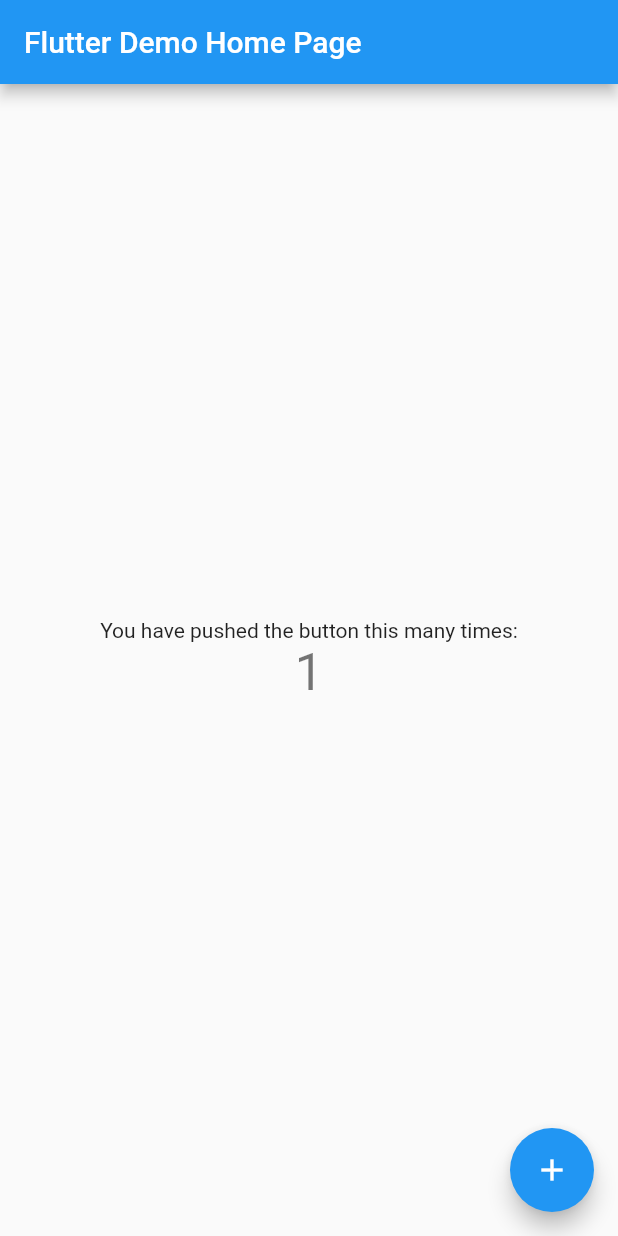
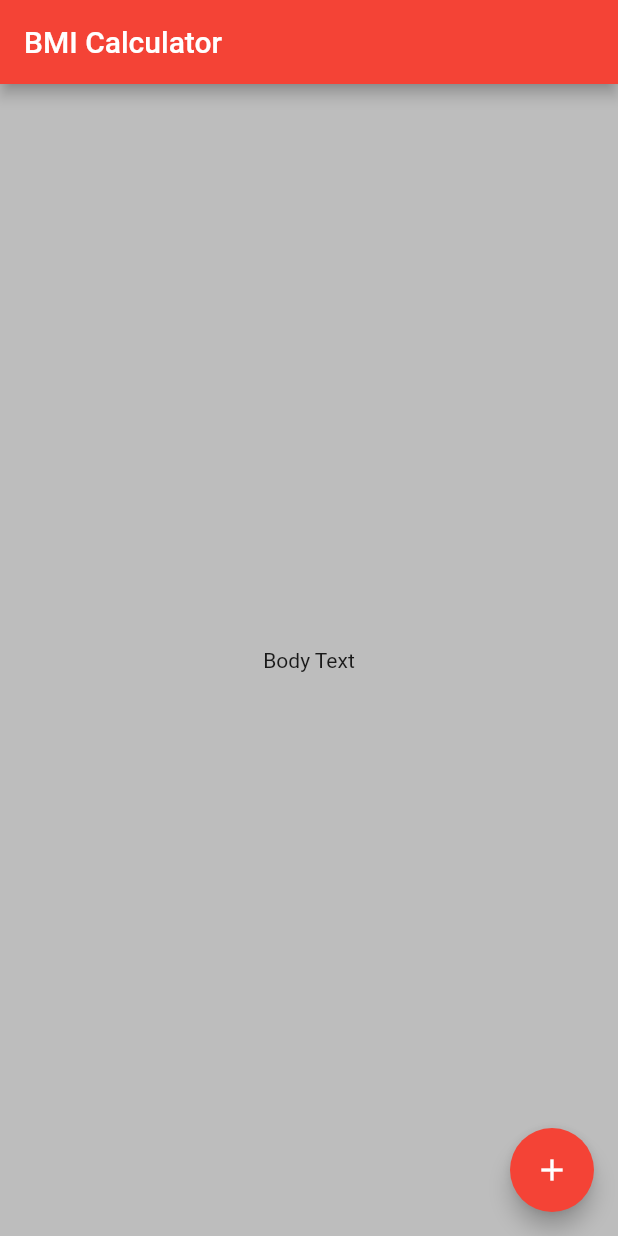
Before and after one commit to KvMonish/BMI_calculator, a Flutter app: the screen it shows after launch, after a tap on the "add" icon, on a phone screen of 412 x 824 dp. Run offline on Flutter 3.47's test engine with Material 2 defaults, Android fonts, the phone set to English and light mode, and no system bars.

Commit message:
Day 1 update

```diff
--- a/lib/main.dart
+++ b/lib/main.dart
@@ -1,115 +1,41 @@
 import 'package:flutter/material.dart';
 
-void main() {
-  runApp(const MyApp());
-}
+void main() => runApp(BMICalculator());
 
-class MyApp extends StatelessWidget {
-  const MyApp({super.key});
+class BMICalculator extends StatelessWidget {
+  const BMICalculator({Key? key}) : super(key: key);
 
-  // This widget is the root of your application.
   @override
   Widget build(BuildContext context) {
     return MaterialApp(
-      title: 'Flutter Demo',
-      theme: ThemeData(
-        // This is the theme of your application.
-        //
-        // Try running your application with "flutter run". You'll see the
-        // application has a blue toolbar. Then, without quitting the app, try
-        // changing the primarySwatch below to Colors.green and then invoke
-        // "hot reload" (press "r" in the console where you ran "flutter run",
-        // or simply save your changes to "hot reload" in a Flutter IDE).
-        // Notice that the counter didn't reset back to zero; the application
-        // is not restarted.
-        primarySwatch: Colors.blue,
-      ),
-      home: const MyHomePage(title: 'Flutter Demo Home Page'),
+      home: InputPage(),
     );
   }
 }
 
-class MyHomePage extends StatefulWidget {
-  const MyHomePage({super.key, required this.title});
-
-  // This widget is the home page of your application. It is stateful, meaning
-  // that it has a State object (defined below) that contains fields that affect
-  // how it looks.
-
-  // This class is the configuration for the state. It holds the values (in this
-  // case the title) provided by the parent (in this case the App widget) and
-  // used by the build method of the State. Fields in a Widget subclass are
-  // always marked "final".
-
-  final String title;
+class InputPage extends StatefulWidget {
 
   @override
-  State<MyHomePage> createState() => _MyHomePageState();
+  State<InputPage> createState() => _InputPageState();
 }
 
-class _MyHomePageState extends State<MyHomePage> {
-  int _counter = 0;
-
-  void _incrementCounter() {
-    setState(() {
-      // This call to setState tells the Flutter framework that something has
-      // changed in this State, which causes it to rerun the build method below
-      // so that the display can reflect the updated values. If we changed
-      // _counter without calling setState(), then the build method would not be
-      // called again, and so nothing would appear to happen.
-      _counter++;
-    });
-  }
-
+class _InputPageState extends State<InputPage> {
   @override
   Widget build(BuildContext context) {
-    // This method is rerun every time setState is called, for instance as done
-    // by the _incrementCounter method above.
-    //
-    // The Flutter framework has been optimized to make rerunning build methods
-    // fast, so that you can just rebuild anything that needs updating rather
-    // than having to individually change instances of widgets.
     return Scaffold(
       appBar: AppBar(
-        // Here we take the value from the MyHomePage object that was created by
-        // the App.build method, and use it to set our appbar title.
-        title: Text(widget.title),
+        title: Text('BMI Calculator'),
+        backgroundColor: Colors.red,
       ),
       body: Center(
-        // Center is a layout widget. It takes a single child and positions it
-        // in the middle of the parent.
-        child: Column(
-          // Column is also a layout widget. It takes a list of children and
-          // arranges them vertically. By default, it sizes itself to fit its
-          // children horizontally, and tries to be as tall as its parent.
-          //
-          // Invoke "debug painting" (press "p" in the console, choose the
-          // "Toggle Debug Paint" action from the Flutter Inspector in Android
-          // Studio, or the "Toggle Debug Paint" command in Visual Studio Code)
-          // to see the wireframe for each widget.
-          //
-          // Column has various properties to control how it sizes itself and
-          // how it positions its children. Here we use mainAxisAlignment to
-          // center the children vertically; the main axis here is the vertical
-          // axis because Columns are vertical (the cross axis would be
-          // horizontal).
-          mainAxisAlignment: MainAxisAlignment.center,
-          children: <Widget>[
-            const Text(
-              'You have pushed the button this many times:',
-            ),
-            Text(
-              '$_counter',
-              style: Theme.of(context).textTheme.headlineMedium,
-            ),
-          ],
-        ),
+        child: Text('Body Text'),
       ),
       floatingActionButton: FloatingActionButton(
-        onPressed: _incrementCounter,
-        tooltip: 'Increment',
-        child: const Icon(Icons.add),
-      ), // This trailing comma makes auto-formatting nicer for build methods.
+        onPressed: (){},
+        backgroundColor: Colors.red,
+        child: Icon(Icons.add),
+      ),
+      backgroundColor: Colors.black26,
     );
   }
 }
```
